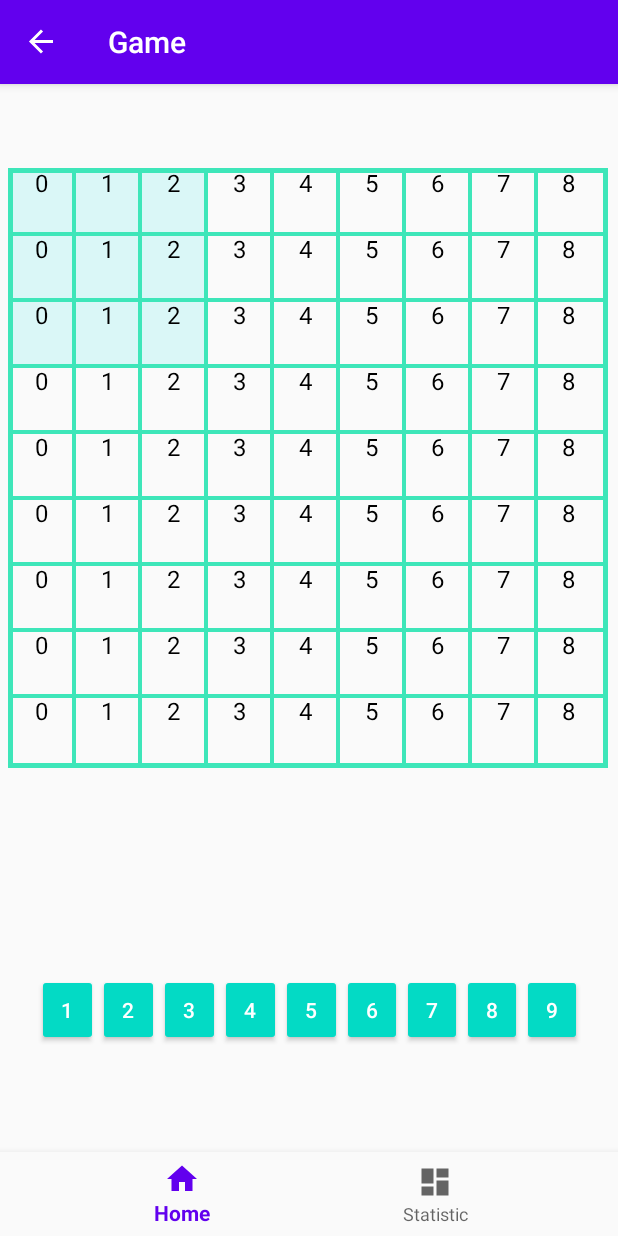
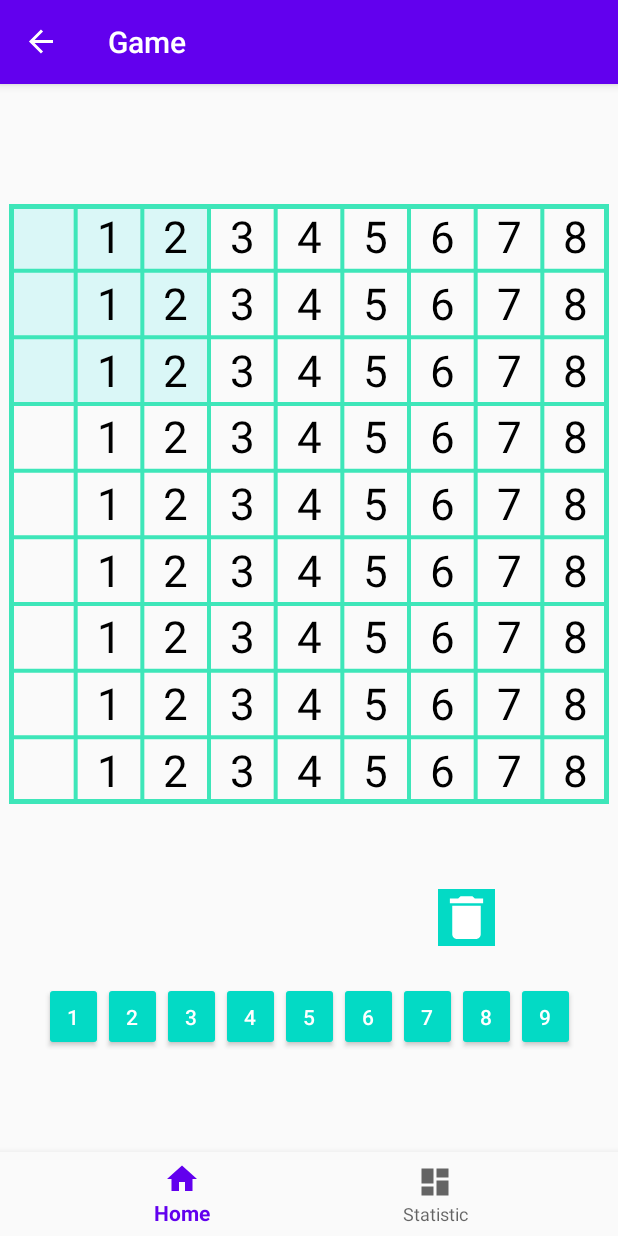
Before and after one commit to Alexandr-star/sudoku-awesome-puzzle-greate-n-the-best-wow-game-in-the-world-sometimes, an Android app: the GameboardFragment screen opened through its navigation route, on a phone screen of 412 x 824 dp. Run offline under Robolectric (Android 15) with nearby library versions, the phone set to English and light mode, and no system bars; our stand-ins replace data binding, navigation-ui.

Commit message:
create delete button

```diff
--- a/app/build.gradle
+++ b/app/build.gradle
@@ -12,6 +12,8 @@ android {
         targetSdkVersion 29
         versionCode 1
         versionName "1.0"
+
+        vectorDrawables.useSupportLibrary = true
 
         testInstrumentationRunner "androidx.test.runner.AndroidJUnitRunner"
     }
--- a/app/src/main/java/com/app/game/sudoku/back/Board.kt
+++ b/app/src/main/java/com/app/game/sudoku/back/Board.kt
@@ -2,4 +2,5 @@ package com.app.game.sudoku.back
 
 class Board(val size: Int, val cells: List<Cell>) {
     fun getCell(row: Int, col: Int) = cells[row * size + col]
+
 }
--- a/app/src/main/java/com/app/game/sudoku/back/Cell.kt
+++ b/app/src/main/java/com/app/game/sudoku/back/Cell.kt
@@ -2,8 +2,7 @@ package com.app.game.sudoku.back
 
 class Cell(val row: Int,
            val col: Int,
-           var value: Int)
-           //var isStartingCell: Boolean = false,
-          // var notes: MutableSet<Int> = mutableSetOf<Int>())
-{
+           var value: Int,
+           var isStartingCell: Boolean = false,
+          var notes: MutableSet<Int> = mutableSetOf<Int>()) {
 }
--- a/app/src/main/java/com/app/game/sudoku/ui/gameboard/GameboardFragment.kt
+++ b/app/src/main/java/com/app/game/sudoku/ui/gameboard/GameboardFragment.kt
@@ -1,10 +1,14 @@
 package com.app.game.sudoku.ui.gameboard
 
 import android.annotation.SuppressLint
+import android.graphics.Color
+import android.graphics.PorterDuff
 import android.os.Bundle
 import android.view.LayoutInflater
 import android.view.View
 import android.view.ViewGroup
+import android.widget.Button
+import androidx.core.content.ContextCompat
 import androidx.core.view.get
 import androidx.databinding.DataBindingUtil
 import androidx.fragment.app.Fragment
@@ -19,6 +23,7 @@ import kotlinx.android.synthetic.main.fragment_gameboard.view.*
 
 class GameboardFragment : Fragment(), OnTouchListener {
     private lateinit var gameboardViewModel: GameboardViewModel
+    private lateinit var numberButtons: List<View>
 
     override fun onCreateView(
         inflater: LayoutInflater,
@@ -33,14 +38,12 @@ class GameboardFragment : Fragment(), OnTouchListener {
 
         gameboardViewModel = ViewModelProvider(this).get(GameboardViewModel::class.java)
 
-        gameboardViewModel.game.selectedCellLiveData.observe( viewLifecycleOwner, Observer {
-            updateSelectedCellUI(it)
-        })
-        gameboardViewModel.game.cellsLiveData.observe(viewLifecycleOwner, Observer {
-            updateCells(it)
-        })
+        gameboardViewModel.game.selectedCellLiveData.observe( viewLifecycleOwner, Observer { updateSelectedCellUI(it) })
+        gameboardViewModel.game.cellsLiveData.observe(viewLifecycleOwner, Observer { updateCells(it) })
+//        gameboardViewModel.game.takingNotesLiveData.observe(viewLifecycleOwner, Observer { updateNoteTakingUI(it) })
+//        gameboardViewModel.game.highlightedKeysLiveData.observe(viewLifecycleOwner, Observer {updateHighlightedKeys(it) })
 
-        val buttons = listOf(
+        numberButtons = listOf(
             binding.buttonsLayout.get(0),
             binding.buttonsLayout.get(1),
             binding.buttonsLayout.get(2),
@@ -51,16 +54,27 @@ class GameboardFragment : Fragment(), OnTouchListener {
             binding.buttonsLayout.get(7),
             binding.buttonsLayout.get(8)
         )
-        buttons.forEachIndexed { index, button ->
-            button.setOnClickListener {gameboardViewModel.game.handleInput(index + 1)}
+        numberButtons.forEachIndexed { index, button ->
+            button.setOnClickListener{gameboardViewModel.game.handleInput(index + 1)}
         }
+//        binding.notesButton.setOnClickListener{gameboardViewModel.game.changeNoteTakingState()}
+        binding.deleteButton.setOnClickListener {gameboardViewModel.game.deleteNumInCell()}
 
         return binding.root
     }
 
-    private fun clickButtons() {
-
-    }
+//    private fun updateHighlightedKeys(set: Set<Int>?) = set?.let {
+//        numberButtons.forEachIndexed { index, button ->
+//            val color = if (set.contains(index + 1)) ContextCompat.getColor(button.context, R.color.colorPrimary) else Color.LTGRAY
+//            button.background.setColorFilter(color, PorterDuff.Mode.MULTIPLY)
+//        }
+//    }
+//
+//    private fun updateNoteTakingUI(isNoteTaking: Boolean?) = isNoteTaking?.let {
+//        val color = if (it) ContextCompat.getColor(notesButton.context, R.color.colorPrimary) else Color.LTGRAY
+//        notesButton.background.setColorFilter(color, PorterDuff.Mode.MULTIPLY)
+//
+//    }
 
     private fun updateCells(cells: List<Cell>?) = cells?.let {
         gameBoardView.updateCells(cells)
--- a/app/src/main/java/com/app/game/sudoku/ui/gameboard/GameboardView.kt
+++ b/app/src/main/java/com/app/game/sudoku/ui/gameboard/GameboardView.kt
@@ -1,14 +1,12 @@
 package com.app.game.sudoku.ui.gameboard
 
 import android.content.Context
-import android.graphics.Canvas
-import android.graphics.Color
-import android.graphics.Paint
-import android.graphics.Rect
+import android.graphics.*
 import android.util.AttributeSet
 import android.view.MotionEvent
 import android.view.View
 import com.app.game.sudoku.back.Cell
+import kotlin.math.min
 
 class GameboardView(context: Context, attributeSet: AttributeSet) : View(context, attributeSet){
 
@@ -20,6 +18,7 @@ class GameboardView(context: Context, attributeSet: AttributeSet) : View(context
     private var size = 9
 
     private var cellSizePixels = 0F
+    private var noteSizePixels = 0F
 
     private var selectedCall = 0
     private var selectedRow = 0
@@ -60,8 +59,31 @@ class GameboardView(context: Context, attributeSet: AttributeSet) : View(context
         textSize = 24F
     }
 
+    private val startingCellTextPaint = Paint().apply {
+        style = Paint.Style.FILL_AND_STROKE
+        color = Color.BLACK
+        textSize = 32F
+        typeface = Typeface.DEFAULT_BOLD
+    }
+
+    private val startingCellPaint = Paint().apply {
+        style = Paint.Style.FILL_AND_STROKE
+        color = Color.parseColor("#85e6e6")
+    }
+
+    private val noteTextPaint = Paint().apply {
+        style = Paint.Style.FILL_AND_STROKE
+        color = Color.BLACK
+    }
+
+    override fun onMeasure(widthMeasureSpec: Int, heightMeasureSpec: Int) {
+        super.onMeasure(widthMeasureSpec, heightMeasureSpec)
+        val sizePixels = min(widthMeasureSpec, heightMeasureSpec)
+        setMeasuredDimension(sizePixels, sizePixels)
+    }
+
     override  fun onDraw(canvas: Canvas) {
-        cellSizePixels = (width / size).toFloat()
+        updateMeasure(width)
 
         fillCells(canvas)
         drawLines(canvas)
@@ -69,22 +91,56 @@ class GameboardView(context: Context, attributeSet: AttributeSet) : View(context
 
     }
 
+    private fun updateMeasure(width: Int) {
+        cellSizePixels = width / size.toFloat()
+        noteSizePixels = cellSizePixels / sqrtSize.toFloat()
+        noteTextPaint.textSize = cellSizePixels / sqrtSize.toFloat()
+        textPaint.textSize = cellSizePixels / 1.5F
+        startingCellTextPaint.textSize = cellSizePixels / 1.5F
+    }
+
     private fun drawText(canvas: Canvas) {
-        cells?.forEach {
-            val row = it.row
-            val col = it.col
-            val stringValue = it.value.toString()
-            val textBounds = Rect()
-            textPaint.getTextBounds(stringValue, 0, stringValue.length, textBounds)
-            val textWidth = textPaint.measureText(stringValue)
-            val textHeidth = textBounds.height()
+        cells?.forEach {cell ->
+            val value = cell.value
 
-            canvas.drawText(
-                stringValue,
-                (col * cellSizePixels) + cellSizePixels / 2 - textWidth /2,
-                (row * cellSizePixels) + cellSizePixels / 2 - textHeidth / 2,
-                textPaint
-            )
+
+            if (value == 0) {
+                // draw notes
+                cell.notes.forEach { note ->
+                    val rowInCell = (note - 1) / sqrtSize
+                    val colInCell = (note - 1) % sqrtSize
+                    val stringValue = note.toString()
+
+                    val textBounds = Rect()
+                    noteTextPaint.getTextBounds(stringValue, 0, stringValue.length, textBounds)
+                    val textWidth = noteTextPaint.measureText(stringValue)
+                    val textHeigth = textBounds.height()
+
+                    canvas.drawText(
+                        stringValue,
+                        (cell.col * cellSizePixels) + (colInCell * noteSizePixels) + noteSizePixels / 2 - textWidth / 2f,
+                        (cell.col * cellSizePixels) + (rowInCell * noteSizePixels) + noteSizePixels / 2 + textHeigth / 2f,
+                         noteTextPaint
+                    )
+                }
+            } else {
+
+                val row = cell.row
+                val col = cell.col
+                val stringValue = cell.value.toString()
+                val paintToUse = if (cell.isStartingCell) startingCellTextPaint else textPaint
+                val textBounds = Rect()
+                paintToUse.getTextBounds(stringValue, 0, stringValue.length, textBounds)
+                val textWidth = paintToUse.measureText(stringValue)
+                val textHeidth = textBounds.height()
+
+                canvas.drawText(
+                    stringValue,
+                    (col * cellSizePixels) + cellSizePixels / 2 - textWidth / 2,
+                    (row * cellSizePixels) + cellSizePixels / 2 + textHeidth / 2,
+                    paintToUse
+                )
+            }
         }
     }
 
@@ -93,7 +149,9 @@ class GameboardView(context: Context, attributeSet: AttributeSet) : View(context
             val row = it.row
             val col = it.col
 
-            if (row == selectedRow && col == selectedCall) {
+            if (it.isStartingCell) {
+                fillCell(canvas, row, col, startingCellPaint)
+            } else if (row == selectedRow && col == selectedCall) {
                 fillCell(canvas, row, col, selectedCellPaint)
             } else if (row == selectedRow || col == selectedCall) {
                 fillCell(canvas, row, col, conflictedCellPaint)
@@ -111,12 +169,6 @@ class GameboardView(context: Context, attributeSet: AttributeSet) : View(context
             (r + 1) * cellSizePixels,
             paint
         )
-    }
-
-    override fun onMeasure(widthMeasureSpec: Int, heightMeasureSpec: Int) {
-        super.onMeasure(widthMeasureSpec, heightMeasureSpec)
-        val sizePixels = Math.min(widthMeasureSpec, heightMeasureSpec)
-        setMeasuredDimension(sizePixels, sizePixels)
     }
 
     private fun drawLines(canvas: Canvas) {
--- /dev/null
+++ b/app/src/main/res/drawable/ic_delete_button_wite_24dp.xml
@@ -0,0 +1,5 @@
+<vector android:height="24dp" android:tint="#FFFFFF"
+    android:viewportHeight="24.0" android:viewportWidth="24.0"
+    android:width="24dp" xmlns:android="http://schemas.android.com/apk/res/android">
+    <path android:fillColor="#FF000000" android:pathData="M6,19c0,1.1 0.9,2 2,2h8c1.1,0 2,-0.9 2,-2V7H6v12zM19,4h-3.5l-1,-1h-5l-1,1H5v2h14V4z"/>
+</vector>
--- /dev/null
+++ b/app/src/main/res/drawable/ic_edit_pan_24dp.xml
@@ -0,0 +1,9 @@
+<vector xmlns:android="http://schemas.android.com/apk/res/android"
+        android:width="24dp"
+        android:height="24dp"
+        android:viewportWidth="24.0"
+        android:viewportHeight="24.0">
+    <path
+        android:fillColor="#FF000000"
+        android:pathData="M3,17.25V21h3.75L17.81,9.94l-3.75,-3.75L3,17.25zM20.71,7.04c0.39,-0.39 0.39,-1.02 0,-1.41l-2.34,-2.34c-0.39,-0.39 -1.02,-0.39 -1.41,0l-1.83,1.83 3.75,3.75 1.83,-1.83z"/>
+</vector>
--- a/app/src/main/res/layout/fragment_gameboard.xml
+++ b/app/src/main/res/layout/fragment_gameboard.xml
@@ -4,6 +4,7 @@
     xmlns:app="http://schemas.android.com/apk/res-auto"
     xmlns:tools="http://schemas.android.com/tools"
     tools:context=".ui.gameboard.GameboardFragment">
+
     <androidx.constraintlayout.widget.ConstraintLayout
         android:layout_width="match_parent"
         android:layout_height="match_parent">
@@ -15,21 +16,19 @@
             android:layout_height="400dp"
             android:layout_above="@id/buttonsLayout"
             android:layout_marginStart="5dp"
+            android:layout_marginTop="24dp"
             android:layout_marginEnd="5dp"
-            android:layout_marginBottom="157dp"
-            app:layout_constraintBottom_toTopOf="@+id/buttonsLayout"
             app:layout_constraintEnd_toEndOf="parent"
-            app:layout_constraintHorizontal_bias="0.0"
+            app:layout_constraintHorizontal_bias="0.423"
             app:layout_constraintStart_toStartOf="parent"
-            app:layout_constraintTop_toTopOf="parent"
-            app:layout_constraintVertical_bias="0.0">
+            app:layout_constraintTop_toTopOf="parent">
 
         </com.app.game.sudoku.ui.gameboard.GameboardView>
 
         <LinearLayout
             android:id="@+id/buttonsLayout"
-            android:layout_width="363dp"
-            android:layout_height="51dp"
+            android:layout_width="354dp"
+            android:layout_height="46dp"
             android:layout_marginStart="24dp"
             android:layout_marginEnd="24dp"
             android:layout_marginBottom="123dp"
@@ -37,7 +36,6 @@
             app:layout_constraintBottom_toBottomOf="parent"
             app:layout_constraintEnd_toEndOf="parent"
             app:layout_constraintStart_toStartOf="parent">
-
 
 
             <Button
@@ -115,6 +113,34 @@
 
         </LinearLayout>
 
+        <ImageButton
+            android:id="@+id/deleteButton"
+            style="@android:style/Widget.DeviceDefault.ImageButton"
+            android:layout_width="38dp"
+            android:layout_height="38dp"
+            android:layout_marginEnd="4dp"
+            android:layout_marginBottom="24dp"
+            android:background="@color/colorAccent"
+            android:scaleType="fitCenter"
+            android:src="@drawable/ic_delete_button_wite_24dp"
+            app:layout_constraintBottom_toTopOf="@+id/buttonsLayout"
+            app:layout_constraintEnd_toEndOf="parent"
+            app:layout_constraintHorizontal_bias="0.789"
+            app:layout_constraintStart_toStartOf="parent" />
+
+<!--        <ImageButton-->
+<!--            android:id="@+id/notesButton"-->
+<!--            style="@android:style/Widget.DeviceDefault.Light.ImageButton"-->
+<!--            android:layout_width="wrap_content"-->
+<!--            android:layout_height="wrap_content"-->
+<!--            android:layout_marginBottom="20dp"-->
+<!--            android:scaleType="center"-->
+<!--            android:src="@drawable/ic_edit_pan_24dp"-->
+<!--            app:layout_constraintBottom_toTopOf="@+id/buttonsLayout"-->
+<!--            app:layout_constraintEnd_toEndOf="parent"-->
+<!--            app:layout_constraintHorizontal_bias="0.93"-->
+<!--            app:layout_constraintStart_toStartOf="parent" />-->
+
     </androidx.constraintlayout.widget.ConstraintLayout>
 
 </layout>
```
Also changed, not shown: app/src/main/java/com/app/game/sudoku/back/Game.kt (+52 -4 lines).
